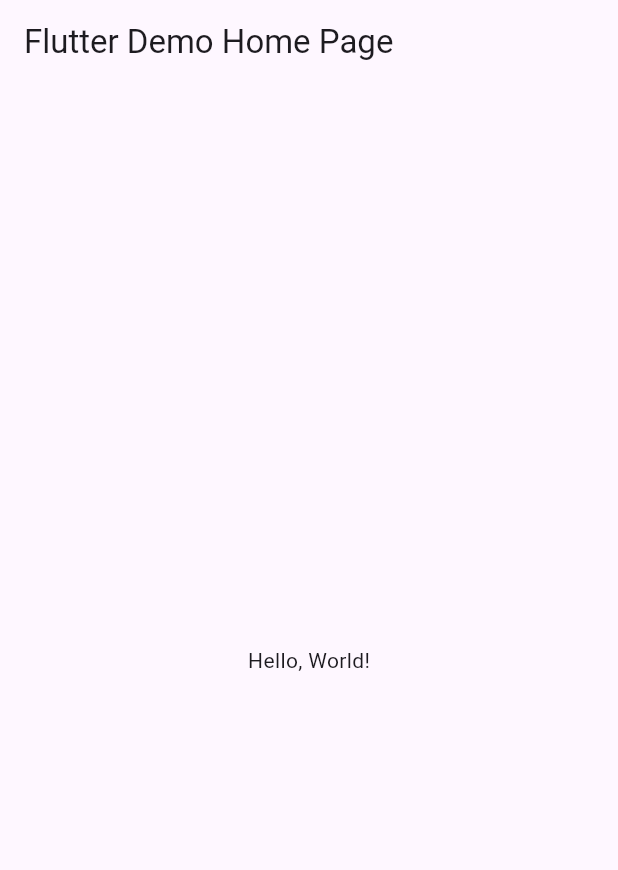
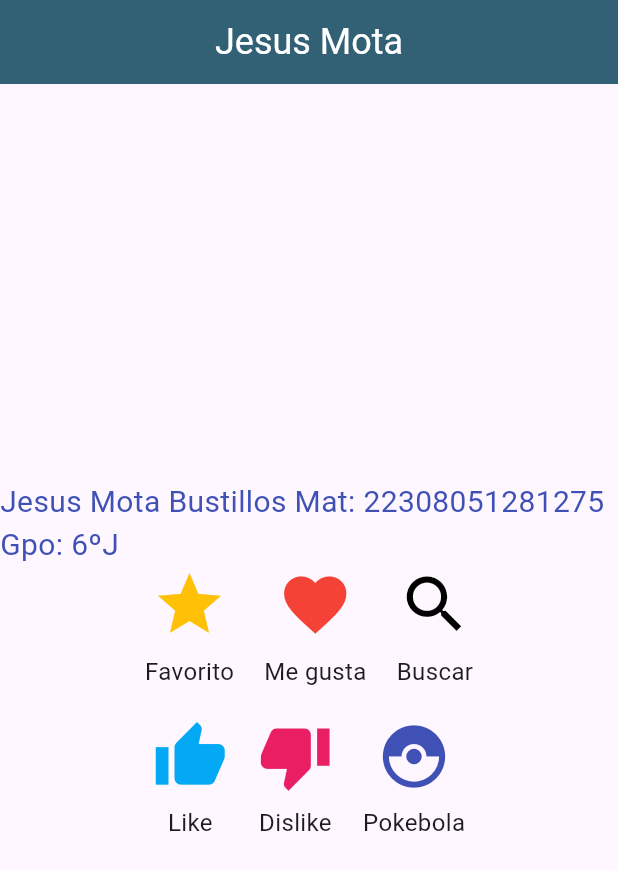
Before and after one commit to Mota-Jesus/p9_v2_iconos, a Flutter app: the screen it shows after launch, on a phone screen of 412 x 824 dp. Shown: the top 870 px of the screen. Run offline on Flutter 3.47's test engine with Material 3 defaults, Android fonts, the phone set to English and light mode, and no system bars.

Commit message:
jesus Mota

```diff
--- a/lib/main.dart
+++ b/lib/main.dart
@@ -1,43 +1,110 @@
 import 'package:flutter/material.dart';
 
-void main() => runApp(MyApp());
+void main() => runApp(MisIconos());
 
-class MyApp extends StatelessWidget {
-  const MyApp({super.key});
-  // This widget is the root of your application.
+class MisIconos extends StatelessWidget {
+  const MisIconos({Key? key}) : super(key: key);
+
   @override
   Widget build(BuildContext context) {
     return MaterialApp(
-      // Application name
-      title: 'Flutter Hello World',
-      // Application theme data, you can set the colors for the application as
-      // you want
-      theme: ThemeData(
-        // useMaterial3: false,
-        primarySwatch: Colors.blue,
+      debugShowCheckedModeBanner: false,
+      home: Scaffold(
+        appBar: AppBar(
+          title: const Text("Jesus Mota"),
+          titleTextStyle: const TextStyle(
+            color: Colors.white,
+            fontSize: 24,
+          ),
+          centerTitle: true,
+          backgroundColor: const Color(0xff326074),
+        ),
+        body: Center(
+          child: Column(
+            mainAxisAlignment:
+                MainAxisAlignment.center, // Centra el contenido verticalmente
+            children: <Widget>[
+              Text(
+                "Jesus Mota Bustillos Mat: 22308051281275 Gpo: 6ºJ",
+                style: TextStyle(fontSize: 20, color: Colors.indigo),
+              ),
+              // Primera fila de iconos
+              Row(
+                mainAxisAlignment: MainAxisAlignment
+                    .center, // Centra los iconos horizontalmente
+                children: <Widget>[
+                  IconWithSubtitle(
+                    icon: Icons.star,
+                    subtitle: 'Favorito',
+                    color: Colors.amber,
+                  ),
+                  SizedBox(width: 20), // Espacio entre los iconos
+                  IconWithSubtitle(
+                    icon: Icons.favorite,
+                    subtitle: 'Me gusta',
+                    color: Colors.red,
+                  ),
+                  SizedBox(width: 20), // Espacio entre los iconos
+                  IconWithSubtitle(
+                    icon: Icons.search,
+                    subtitle: 'Buscar',
+                    color: Colors.black,
+                  ),
+                ],
+              ),
+              SizedBox(height: 20), // Espacio entre las filas
+              // Segunda fila de iconos
+              Row(
+                mainAxisAlignment: MainAxisAlignment
+                    .center, // Centra los iconos horizontalmente
+                children: <Widget>[
+                  IconWithSubtitle(
+                    icon: Icons.thumb_up,
+                    subtitle: 'Like',
+                    color: Colors.lightBlue,
+                  ),
+                  SizedBox(width: 20), // Espacio entre los iconos
+                  IconWithSubtitle(
+                    icon: Icons.thumb_down,
+                    subtitle: 'Dislike',
+                    color: Colors.pink,
+                  ),
+                  SizedBox(width: 20), // Espacio entre los iconos
+                  IconWithSubtitle(
+                    icon: Icons.catching_pokemon,
+                    subtitle: 'Pokebola',
+                    color: Colors.indigo,
+                  ),
+                ],
+              ),
+            ],
+          ),
+        ),
       ),
-      // A widget which will be started on application startup
-      home: MyHomePage(title: 'Flutter Demo Home Page'),
+    );
+  } //fin widgets
+} //fin de mis iconos
+
+// Widget personalizado para un icono con subtítulo
+class IconWithSubtitle extends StatelessWidget {
+  final IconData icon;
+  final String subtitle;
+  final Color color; // Nuevo parámetro para el color
+
+  const IconWithSubtitle({
+    required this.icon,
+    required this.subtitle,
+    required this.color, // Requerir el color
+  });
+
+  @override
+  Widget build(BuildContext context) {
+    return Column(
+      children: <Widget>[
+        Icon(icon, size: 50.0, color: color), // Aplicar el color al icono
+        SizedBox(height: 8),
+        Text(subtitle, style: TextStyle(fontSize: 16)),
+      ],
     );
   }
 }
-
-class MyHomePage extends StatelessWidget {
-  final String title;
-  const MyHomePage({super.key, required this.title});
-
-  @override
-  Widget build(BuildContext context) {
-    return Scaffold(
-      appBar: AppBar(
-        // The title text which will be shown on the action bar
-        title: Text(title),
-      ),
-      body: Center(
-        child: Text(
-          'Hello, World!',
-        ),
-      ),
-    );
-  }
-}
```
Also changed, not shown: ejemplo_icono2.jpg (added).
